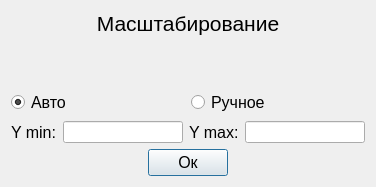
North0n/Data-Visualizer, file DataVisualizer/DataVisualizer/formscaling.ui: the form before one commit.
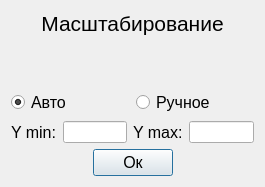
The form after the commit.

```diff
--- a/DataVisualizer/DataVisualizer/formscaling.ui
+++ b/DataVisualizer/DataVisualizer/formscaling.ui
@@ -6,7 +6,7 @@
    <rect>
     <x>0</x>
     <y>0</y>
-    <width>376</width>
+    <width>265</width>
     <height>187</height>
    </rect>
   </property>
```
